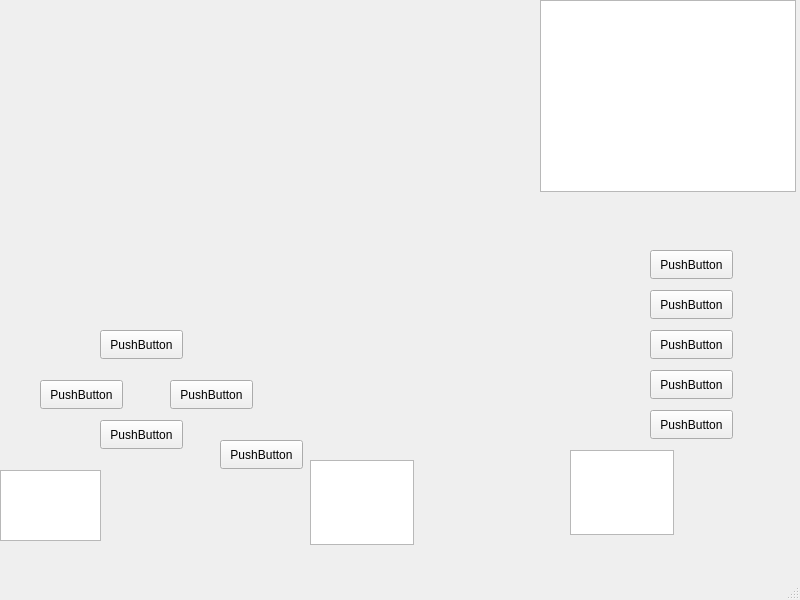
This is mainwindow.ui in kiing-dom/ZorkProject as Qt 5 draws it before an edit. The edited form follows.
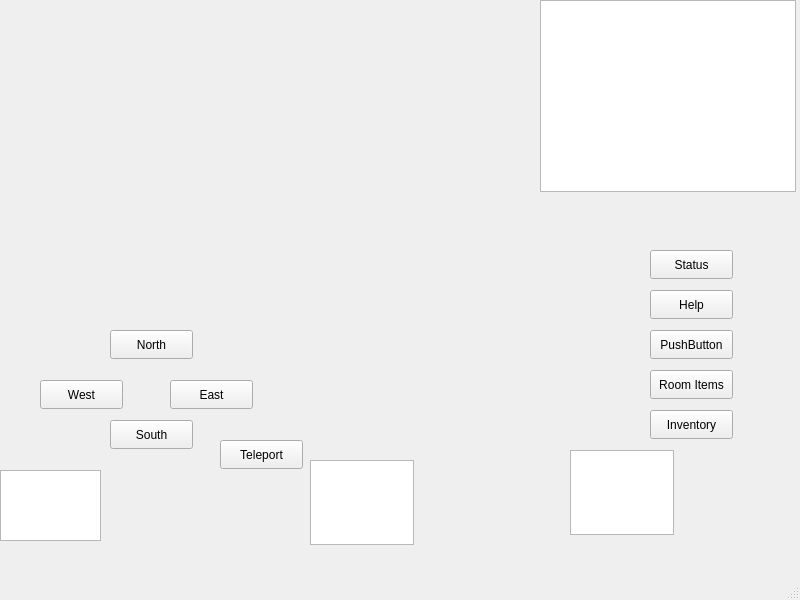
This is the edited form.

Commit message: swapped around some private and public functions

```diff
--- a/mainwindow.ui
+++ b/mainwindow.ui
@@ -17,14 +17,14 @@
    <widget class="QPushButton" name="pushButton">
     <property name="geometry">
      <rect>
-      <x>100</x>
-      <y>330</y>
+      <x>110</x>
+      <y>420</y>
       <width>83</width>
       <height>29</height>
      </rect>
     </property>
     <property name="text">
-     <string>PushButton</string>
+     <string>South</string>
     </property>
    </widget>
    <widget class="QPushButton" name="pushButton_2">
@@ -37,20 +37,20 @@
      </rect>
     </property>
     <property name="text">
-     <string>PushButton</string>
+     <string>West</string>
     </property>
    </widget>
    <widget class="QPushButton" name="pushButton_3">
     <property name="geometry">
      <rect>
-      <x>100</x>
-      <y>420</y>
+      <x>110</x>
+      <y>330</y>
       <width>83</width>
       <height>29</height>
      </rect>
     </property>
     <property name="text">
-     <string>PushButton</string>
+     <string>North</string>
     </property>
    </widget>
    <widget class="QPushButton" name="pushButton_4">
@@ -63,7 +63,7 @@
      </rect>
     </property>
     <property name="text">
-     <string>PushButton</string>
+     <string>East</string>
     </property>
    </widget>
    <widget class="QPushButton" name="pushButton_5">
@@ -76,7 +76,7 @@
      </rect>
     </property>
     <property name="text">
-     <string>PushButton</string>
+     <string>Teleport</string>
     </property>
    </widget>
    <widget class="QPushButton" name="pushButton_6">
@@ -89,7 +89,7 @@
      </rect>
     </property>
     <property name="text">
-     <string>PushButton</string>
+     <string>Status</string>
     </property>
    </widget>
    <widget class="QPushButton" name="pushButton_7">
@@ -102,7 +102,7 @@
      </rect>
     </property>
     <property name="text">
-     <string>PushButton</string>
+     <string>Help</string>
     </property>
    </widget>
    <widget class="QTextEdit" name="textEdit">
@@ -148,7 +148,7 @@
      </rect>
     </property>
     <property name="text">
-     <string>PushButton</string>
+     <string>Room Items</string>
     </property>
    </widget>
    <widget class="QPushButton" name="pushButton_10">
@@ -161,7 +161,7 @@
      </rect>
     </property>
     <property name="text">
-     <string>PushButton</string>
+     <string>Inventory</string>
     </property>
    </widget>
    <widget class="QTextEdit" name="textEdit_2">
```
The commit also changes 1 other file.
